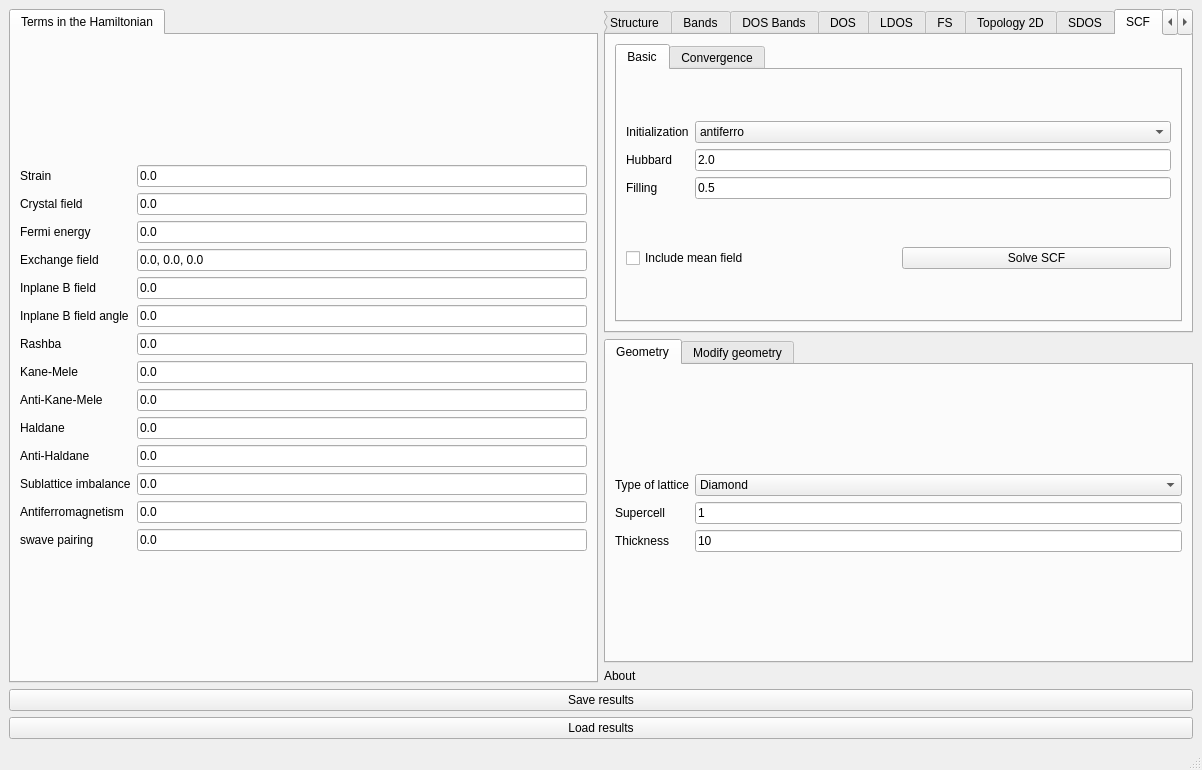
Old version of the form interface-pyqt/2dslab/interface.ui in the repository joselado/quantum-lattice.
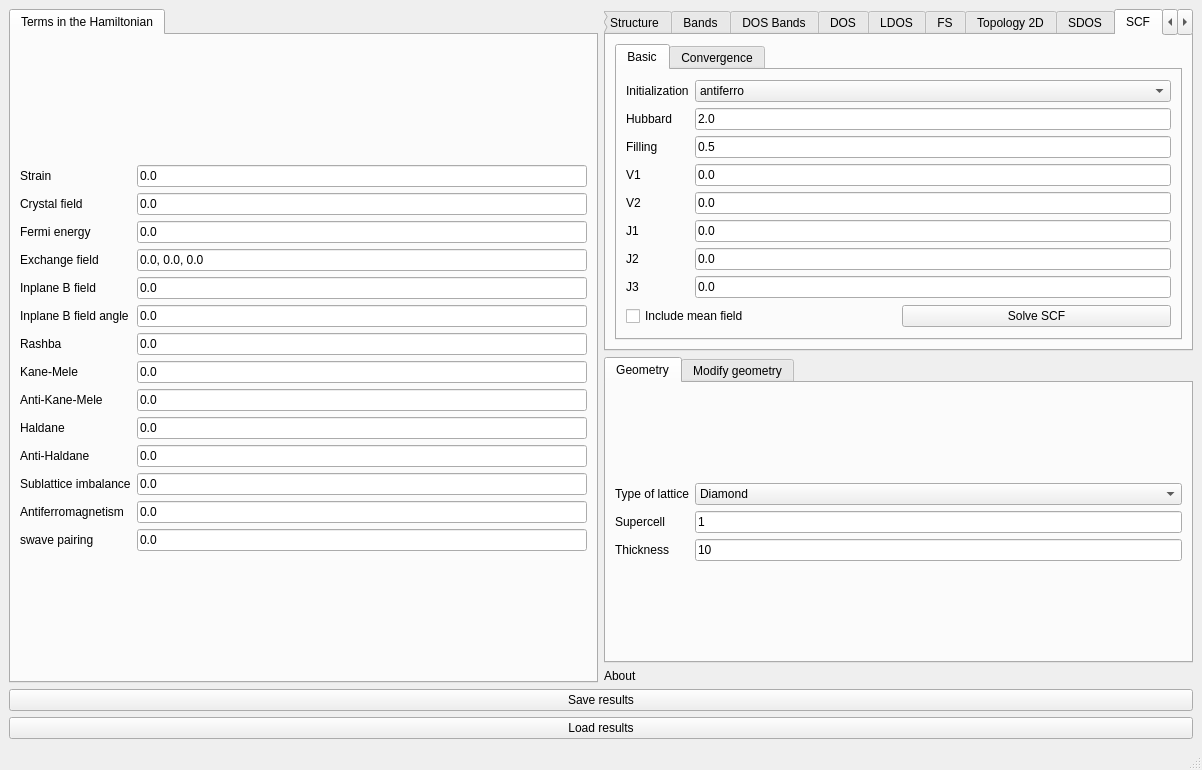
New version of the form. The open tabs and pages were chosen to show the change. Custom widgets are drawn as their Qt base class.

```diff
--- a/interface-pyqt/2dslab/interface.ui
+++ b/interface-pyqt/2dslab/interface.ui
@@ -1021,6 +1021,91 @@
                 </property>
                </widget>
               </item>
+              <item row="3" column="0">
+               <widget class="BodyLabel" name="label_v1">
+                <property name="text">
+                 <string>V1</string>
+                </property>
+               </widget>
+              </item>
+              <item row="3" column="1">
+               <widget class="LineEdit" name="V1">
+                <property name="toolTip">
+                 <string>First neighbor interaction</string>
+                </property>
+                <property name="text">
+                 <string>0.0</string>
+                </property>
+               </widget>
+              </item>
+              <item row="4" column="0">
+               <widget class="BodyLabel" name="label_v2">
+                <property name="text">
+                 <string>V2</string>
+                </property>
+               </widget>
+              </item>
+              <item row="4" column="1">
+               <widget class="LineEdit" name="V2">
+                <property name="toolTip">
+                 <string>Second neighbor interaction</string>
+                </property>
+                <property name="text">
+                 <string>0.0</string>
+                </property>
+               </widget>
+              </item>
+              <item row="5" column="0">
+               <widget class="BodyLabel" name="label_j1">
+                <property name="text">
+                 <string>J1</string>
+                </property>
+               </widget>
+              </item>
+              <item row="5" column="1">
+               <widget class="LineEdit" name="J1">
+                <property name="toolTip">
+                 <string>First neighbor Heisenberg exchange</string>
+                </property>
+                <property name="text">
+                 <string>0.0</string>
+                </property>
+               </widget>
+              </item>
+              <item row="6" column="0">
+               <widget class="BodyLabel" name="label_j2">
+                <property name="text">
+                 <string>J2</string>
+                </property>
+               </widget>
+              </item>
+              <item row="6" column="1">
+               <widget class="LineEdit" name="J2">
+                <property name="toolTip">
+                 <string>Second neighbor Heisenberg exchange</string>
+                </property>
+                <property name="text">
+                 <string>0.0</string>
+                </property>
+               </widget>
+              </item>
+              <item row="7" column="0">
+               <widget class="BodyLabel" name="label_j3">
+                <property name="text">
+                 <string>J3</string>
+                </property>
+               </widget>
+              </item>
+              <item row="7" column="1">
+               <widget class="LineEdit" name="J3">
+                <property name="toolTip">
+                 <string>Third neighbor Heisenberg exchange</string>
+                </property>
+                <property name="text">
+                 <string>0.0</string>
+                </property>
+               </widget>
+              </item>
              </layout>
             </item>
             <item row="1" column="0">
```
Left out of the diff: 2 changed lines with no effect on the pictures.
